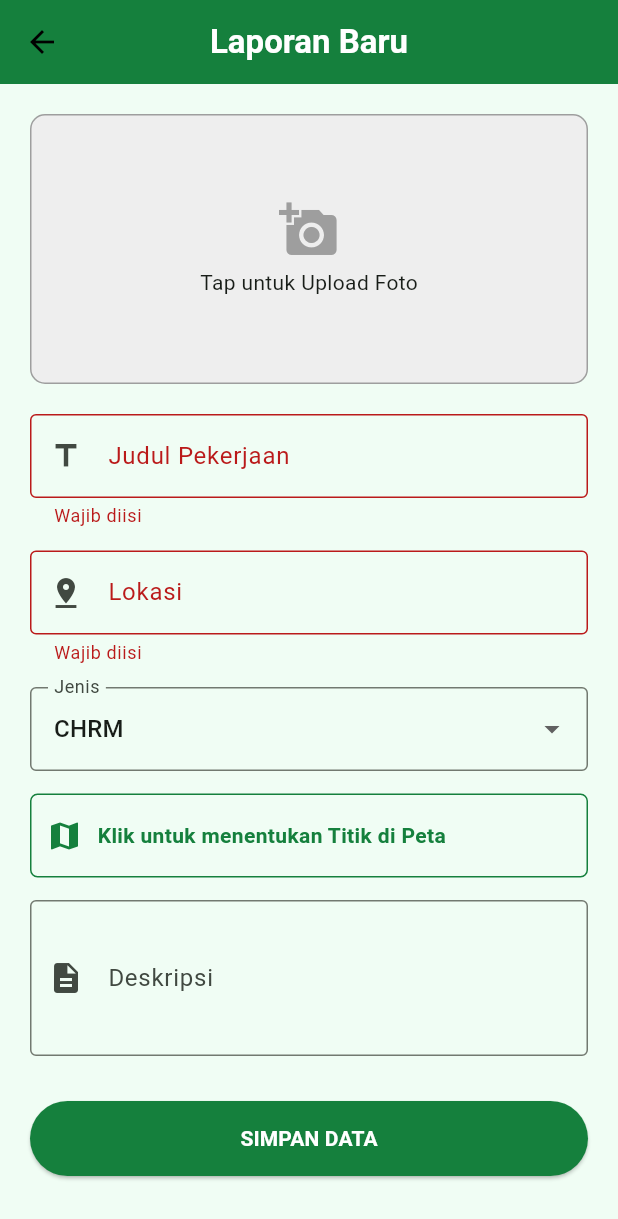
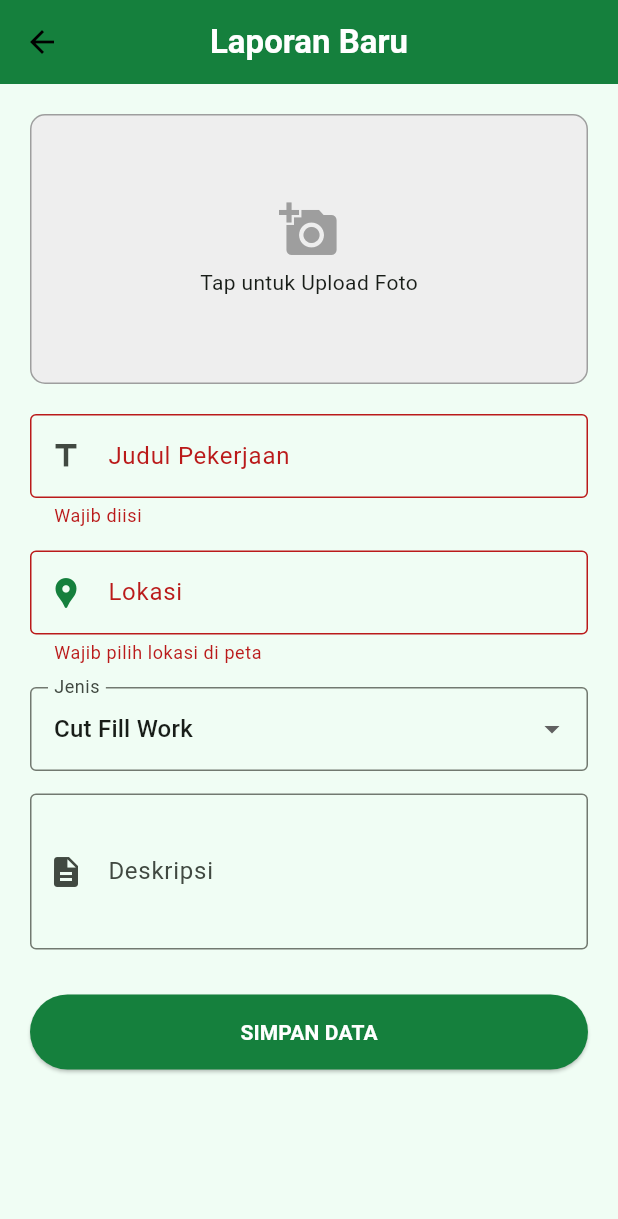
Before and after one commit to henryferniansa/Field_Operation_System, a Flutter app: the FormLaporanPage screen opened directly, after a tap on "SIMPAN DATA", on a phone screen of 412 x 824 dp. Shown: the top 1219 px of the screen. Run offline on Flutter 3.47's test engine with Material 3 defaults, Android fonts, the phone set to English and light mode, and no system bars; our stand-ins replace cloud_firestore, connectivity_plus, firebase_auth, firebase_core, firebase_messaging, flutter_local_notifications and 1 more; accounts and stored records are empty; network calls fail.

Commit message:
Repair some error

```diff
--- a/field_operation_mobile/lib/views/jobs/form_job_page.dart
+++ b/field_operation_mobile/lib/views/jobs/form_job_page.dart
@@ -11,7 +11,9 @@ import '../../controllers/job_controller.dart';
 class FormLaporanPage extends StatefulWidget {
   final String? idDokumen;
   final Map<String, dynamic>? dataAwal;
+
   const FormLaporanPage({super.key, this.idDokumen, this.dataAwal});
+
   @override
   State<FormLaporanPage> createState() => _FormLaporanPageState();
 }
@@ -24,7 +26,7 @@ class _FormLaporanPageState extends State<FormLaporanPage> {
   late TextEditingController _lokasiController;
   late TextEditingController _deskripsiController;
 
-  String _jenisPekerjaan = 'CHRM';
+  String _jenisPekerjaan = 'Cut Fill Work';
   bool _isLoading = false;
   Uint8List? _fotoBytes;
   String? _fotoBase64Lama;
@@ -32,45 +34,102 @@ class _FormLaporanPageState extends State<FormLaporanPage> {
   double? _lokasiX;
   double? _lokasiY;
 
-  final List<String> _listJenis = ['CHRM', 'Olah Data', 'Inspeksi', 'Perbaikan', 'Lainnya'];
+  final List<String> _listJenis = [
+    'Cut Fill Work',
+    'Surfacing Work',
+    'CHRM Work',
+    'CSP Work',
+    'Levelling Road Grade Work',
+    'Construct Bundwall',
+    'QC Work Test',
+    'Slope Protection Work by Geomate',
+    'Base Road Treatment Work by Geotex & Geogrid',
+    'Weekly Safety Briefing',
+    'PTO',
+    'Install Traffic Sign',
+  ];
 
   @override
   void initState() {
     super.initState();
-    _judulController = TextEditingController(text: widget.dataAwal?['judul'] ?? '');
-    _lokasiController = TextEditingController(text: widget.dataAwal?['lokasi_manual'] ?? '');
-    _deskripsiController = TextEditingController(text: widget.dataAwal?['deskripsi'] ?? '');
+    _judulController =
+        TextEditingController(text: widget.dataAwal?['judul'] ?? '');
+    _lokasiController =
+        TextEditingController(text: widget.dataAwal?['lokasi_manual'] ?? '');
+    _deskripsiController =
+        TextEditingController(text: widget.dataAwal?['deskripsi'] ?? '');
 
     if (widget.dataAwal != null) {
-      _jenisPekerjaan = widget.dataAwal!['jenis_pekerjaan'] ?? 'CHRM';
+      _jenisPekerjaan =
+          widget.dataAwal!['jenis_pekerjaan'] ?? 'Cut Fill Work';
       _fotoBase64Lama = widget.dataAwal!['foto_base64'];
-      if (widget.dataAwal!['lokasi_x'] != null) _lokasiX = (widget.dataAwal!['lokasi_x'] as num).toDouble();
-      if (widget.dataAwal!['lokasi_y'] != null) _lokasiY = (widget.dataAwal!['lokasi_y'] as num).toDouble();
-      if (!_listJenis.contains(_jenisPekerjaan)) _jenisPekerjaan = _listJenis[0];
+
+      if (widget.dataAwal!['lokasi_x'] != null) {
+        _lokasiX =
+            (widget.dataAwal!['lokasi_x'] as num).toDouble();
+      }
+
+      if (widget.dataAwal!['lokasi_y'] != null) {
+        _lokasiY =
+            (widget.dataAwal!['lokasi_y'] as num).toDouble();
+      }
+
+      if (!_listJenis.contains(_jenisPekerjaan)) {
+        _jenisPekerjaan = _listJenis[0];
+      }
     }
   }
 
-  Future<void> _bukaPeta() async {
-    final result = await Navigator.push(context, MaterialPageRoute(builder: (context) => const PetaPickerPage()));
-    if (result != null) setState(() { _lokasiX = result['x']; _lokasiY = result['y']; });
+  // ==============================
+  // DETEKSI SEGMENT (1280 x 720)
+  // ==============================
+  String _detectSegment(double x, double y) {
+    final percentX = x / 1280;
+
+    if (percentX >= 0.00 && percentX <= 0.15) return "JAB I-E";
+    if (percentX > 0.15 && percentX <= 0.30) return "JAB D-E";
+    if (percentX > 0.30 && percentX <= 0.45) return "JAB C-D";
+    if (percentX > 0.45 && percentX <= 0.65) return "JAB B-C";
+    if (percentX > 0.65 && percentX <= 0.85) return "JAB A-B";
+    if (percentX > 0.85) return "JAB 3";
+
+    return "Unknown";
   }
 
-  void _showPilihanFoto() {
-    showModalBottomSheet(context: context, shape: const RoundedRectangleBorder(borderRadius: BorderRadius.vertical(top: Radius.circular(20))), builder: (context) {
-      return Container(padding: const EdgeInsets.all(20), height: 180, child: Column(crossAxisAlignment: CrossAxisAlignment.start, children: [ const Text("Pilih Sumber Foto", style: TextStyle(fontWeight: FontWeight.bold, fontSize: 18)), const SizedBox(height: 20), Row(mainAxisAlignment: MainAxisAlignment.spaceAround, children: [_tombolSumber(Icons.camera_alt, "Kamera", ImageSource.camera), _tombolSumber(Icons.photo_library, "Galeri", ImageSource.gallery)]) ]));
+  // ==============================
+  // BUKA MAP (KEMBALI SEPERTI DULU)
+  // ==============================
+  Future<void> _openImageMap() async {
+
+    final result = await Navigator.push(
+      context,
+      MaterialPageRoute(
+        builder: (context) => const PetaPickerPage(),
+
+      ),
+    );
+
+    if (result != null) {
+      final double x = result['x'];
+      final double y = result['y'];
+      print("X: $x");
+      print("Y: $y");
+      final segment = _detectSegment(x, y);
+
+      setState(() {
+        _lokasiX = x;
+        _lokasiY = y;
+        _lokasiController.text = segment;
       });
     }
-
-  Widget _tombolSumber(IconData icon, String label, ImageSource source) {
-    return GestureDetector(onTap: () { Navigator.pop(context); _ambilFoto(source); }, child: Column(children: [ CircleAvatar(radius: 30, backgroundColor: AppColors.surface, child: Icon(icon, color: AppColors.primary, size: 30)), const SizedBox(height: 8), Text(label, style: const TextStyle(fontWeight: FontWeight.w500)) ]));
   }
 
   Future<void> _ambilFoto(ImageSource source) async {
     try {
       final XFile? image = await _picker.pickImage(
         source: source,
-          maxWidth: 600,      // Dikecilkan dari 800 ke 600 (Masih jelas di HP)
-          imageQuality: 50    // Kualitas 50% (Cukup untuk laporan lapangan)
+        maxWidth: 600,
+        imageQuality: 50,
       );
 
       if (image != null) {
@@ -78,11 +137,74 @@ class _FormLaporanPageState extends State<FormLaporanPage> {
         setState(() => _fotoBytes = bytes);
       }
     } catch (e) {
-      if(mounted) ScaffoldMessenger.of(context).showSnackBar(const SnackBar(content: Text("Gagal mengambil foto")));
+      if (mounted) {
+        ScaffoldMessenger.of(context).showSnackBar(
+          const SnackBar(content: Text("Gagal mengambil foto")),
+        );
+      }
     }
   }
 
-  // --- FUNGSI KIRIM LAPORAN (DIPERBAIKI) ---
+  void _showPilihanFoto() {
+    showModalBottomSheet(
+      context: context,
+      builder: (context) {
+        return Container(
+          padding: const EdgeInsets.all(20),
+          height: 180,
+          child: Column(
+            crossAxisAlignment: CrossAxisAlignment.start,
+            children: [
+              const Text(
+                "Pilih Sumber Foto",
+                style:
+                TextStyle(fontWeight: FontWeight.bold, fontSize: 18),
+              ),
+              const SizedBox(height: 20),
+              Row(
+                mainAxisAlignment:
+                MainAxisAlignment.spaceAround,
+                children: [
+                  _tombolSumber(Icons.camera_alt,
+                      "Kamera", ImageSource.camera),
+                  _tombolSumber(Icons.photo_library,
+                      "Galeri", ImageSource.gallery),
+                ],
+              ),
+            ],
+          ),
+        );
+      },
+    );
+  }
+
+  Widget _tombolSumber(
+      IconData icon, String label, ImageSource source) {
+    return GestureDetector(
+      onTap: () {
+        Navigator.pop(context);
+        _ambilFoto(source);
+      },
+      child: Column(
+        children: [
+          CircleAvatar(
+            radius: 30,
+            backgroundColor: AppColors.surface,
+            child:
+            Icon(icon, color: AppColors.primary, size: 30),
+          ),
+          const SizedBox(height: 8),
+          Text(label,
+              style:
+              const TextStyle(fontWeight: FontWeight.w500)),
+        ],
+      ),
+    );
+  }
+
+  // ==============================
+  // KIRIM LAPORAN (TIDAK DIUBAH)
+  // ==============================
   Future<void> _kirimLaporan() async {
     if (!_formKey.currentState!.validate()) return;
 
@@ -90,50 +212,37 @@ class _FormLaporanPageState extends State<FormLaporanPage> {
 
     try {
       String? fotoBase64 = _fotoBase64Lama;
-      if (_fotoBytes != null) fotoBase64 = base64Encode(_fotoBytes!);
+      if (_fotoBytes != null) {
+        fotoBase64 = base64Encode(_fotoBytes!);
+      }
 
       final user = FirebaseAuth.instance.currentUser;
-      if (user == null) throw "User tidak ditemukan. Login ulang.";
+      if (user == null) {
+        throw "User tidak ditemukan. Login ulang.";
+      }
 
-      // 1. SIAPKAN DATA DEFAULT (Jaga-jaga jika offline total)
       String namaPengawas = user.displayName ?? "Pengawas";
       String jabatan = "-";
       String badge = "-";
 
-      // 2. AMBIL DATA USER (PRIORITAS CACHE AGAR CEPAT)
       try {
-        // Timeout 2 detik saja untuk ambil data user, kalau kelamaan pakai default
-        final userDoc = await FirebaseFirestore.instance
+        final userDoc =
+        await FirebaseFirestore.instance
             .collection('users')
             .doc(user.uid)
-            .get(const GetOptions(source: Source.cache)); // <--- Pakai CACHE dulu
+            .get(const GetOptions(source: Source.cache));
 
         if (userDoc.exists) {
           final userData = userDoc.data();
-          namaPengawas = userData?['nama'] ?? namaPengawas;
-          jabatan = userData?['jabatan'] ?? jabatan;
-          badge = userData?['badge_id'] ?? badge;
-        } else {
-          // Kalau di cache kosong, coba server (dengan timeout)
-          final serverDoc = await FirebaseFirestore.instance
-              .collection('users')
-              .doc(user.uid)
-              .get()
-              .timeout(const Duration(seconds: 3));
+          namaPengawas =
+              userData?['nama'] ?? namaPengawas;
+          jabatan =
+              userData?['jabatan'] ?? jabatan;
+          badge =
+              userData?['badge_id'] ?? badge;
+        }
+      } catch (_) {}
 
-          if(serverDoc.exists) {
-            final d = serverDoc.data();
-            namaPengawas = d?['nama'] ?? namaPengawas;
-            jabatan = d?['jabatan'] ?? jabatan;
-            badge = d?['badge_id'] ?? badge;
-          }
-        }
-      } catch (e) {
-        // Error ambil data user diabaikan, lanjut pakai data default
-        debugPrint("Gagal ambil data user (Offline mode): $e");
-      }
-
-      // 3. SUSUN DATA LAPORAN
       final dataLaporan = {
         'judul': _judulController.text,
         'lokasi_manual': _lokasiController.text,
@@ -142,43 +251,56 @@ class _FormLaporanPageState extends State<FormLaporanPage> {
         'foto_base64': fotoBase64,
         'lokasi_x': _lokasiX ?? 0.5,
         'lokasi_y': _lokasiY ?? 0.5,
-        'waktu_update': FieldValue.serverTimestamp()
+        'waktu_update': FieldValue.serverTimestamp(),
       };
 
       if (widget.idDokumen == null) {
-        // DATA BARU
-        dataLaporan['status_pengerjaan'] = 'Sedang Dikerjakan';
+        dataLaporan['status_pengerjaan'] =
+        'Sedang Dikerjakan';
         dataLaporan['urgency'] = 'Normal';
         dataLaporan['id_pengawas'] = user.uid;
         dataLaporan['nama_pengawas'] = namaPengawas;
         dataLaporan['jabatan_pengawas'] = jabatan;
         dataLaporan['badge_pengawas'] = badge;
-        dataLaporan['waktu_dibuat'] = FieldValue.serverTimestamp();
+        dataLaporan['waktu_dibuat'] =
+            FieldValue.serverTimestamp();
         dataLaporan['created_via'] = 'mobile';
 
-        // Simpan via Controller (Dengan Timeout agar tidak hang)
-        String pesan = await _jobController.tambahLaporan(dataLaporan)
-            .timeout(const Duration(seconds: 10), onTimeout: () => "Disimpan di HP (Sinyal Lemah)");
+        String pesan =
+        await _jobController.tambahLaporan(dataLaporan);
 
         if (mounted) {
           Navigator.pop(context);
-          ScaffoldMessenger.of(context).showSnackBar(SnackBar(
+          ScaffoldMessenger.of(context)
+              .showSnackBar(
+            SnackBar(
               content: Text(pesan),
-              backgroundColor: pesan.contains("Offline") || pesan.contains("Lemah") ? Colors.orange : Colors.green
-          ));
+              backgroundColor: Colors.green,
+            ),
+          );
         }
       } else {
-        // EDIT DATA
-        await FirebaseFirestore.instance.collection('laporan_lapangan').doc(widget.idDokumen).update(dataLaporan)
-            .timeout(const Duration(seconds: 10));
+        await FirebaseFirestore.instance
+            .collection('laporan_lapangan')
+            .doc(widget.idDokumen)
+            .update(dataLaporan);
 
         if (mounted) {
           Navigator.pop(context);
-          ScaffoldMessenger.of(context).showSnackBar(const SnackBar(content: Text("Data Terupdate!"), backgroundColor: Colors.green));
+          ScaffoldMessenger.of(context)
+              .showSnackBar(const SnackBar(
+            content: Text("Data Terupdate!"),
+            backgroundColor: Colors.green,
+          ));
         }
       }
     } catch (e) {
-      if (mounted) ScaffoldMessenger.of(context).showSnackBar(SnackBar(content: Text("Gagal: $e")));
+      if (mounted) {
+        ScaffoldMessenger.of(context)
+            .showSnackBar(
+          SnackBar(content: Text("Gagal: $e")),
+        );
+      }
     } finally {
       if (mounted) setState(() => _isLoading = false);
     }
@@ -187,23 +309,141 @@ class _FormLaporanPageState extends State<FormLaporanPage> {
   @override
   Widget build(BuildContext context) {
     return Scaffold(
-
-      appBar: AppBar(title: Text(widget.idDokumen == null ? "Laporan Baru" : "Edit Laporan",style: TextStyle(fontWeight: FontWeight.bold, color: Colors.white)),backgroundColor: AppColors.primary,),
-      body: Form(key: _formKey, child: ListView(padding: const EdgeInsets.all(20), children: [
-        GestureDetector(onTap: _showPilihanFoto, child: Container(height: 180, width: double.infinity, decoration: BoxDecoration(color: Colors.grey[200], borderRadius: BorderRadius.circular(10), border: Border.all(color: Colors.grey)), child: _fotoBytes != null ? ClipRRect(borderRadius: BorderRadius.circular(10), child: Image.memory(_fotoBytes!, fit: BoxFit.cover)) : (_fotoBase64Lama != null ? ClipRRect(borderRadius: BorderRadius.circular(10), child: Image.memory(base64Decode(_fotoBase64Lama!), fit: BoxFit.cover)) : const Column(mainAxisAlignment: MainAxisAlignment.center, children: [Icon(Icons.add_a_photo, size: 40, color: Colors.grey), SizedBox(height: 5), Text("Tap untuk Upload Foto")])))),
+      appBar: AppBar(
+        title: Text(
+          widget.idDokumen == null
+              ? "Laporan Baru"
+              : "Edit Laporan",
+          style: const TextStyle(
+              fontWeight: FontWeight.bold,
+              color: Colors.white),
+        ),
+        backgroundColor: AppColors.primary,
+      ),
+      body: Form(
+        key: _formKey,
+        child: ListView(
+          padding: const EdgeInsets.all(20),
+          children: [
+            GestureDetector(
+              onTap: _showPilihanFoto,
+              child: Container(
+                height: 180,
+                decoration: BoxDecoration(
+                  color: Colors.grey[200],
+                  borderRadius:
+                  BorderRadius.circular(10),
+                  border:
+                  Border.all(color: Colors.grey),
+                ),
+                child: _fotoBytes != null
+                    ? Image.memory(_fotoBytes!,
+                    fit: BoxFit.cover)
+                    : const Column(
+                  mainAxisAlignment:
+                  MainAxisAlignment.center,
+                  children: [
+                    Icon(Icons.add_a_photo,
+                        size: 40,
+                        color: Colors.grey),
+                    SizedBox(height: 5),
+                    Text(
+                        "Tap untuk Upload Foto"),
+                  ],
+                ),
+              ),
+            ),
             const SizedBox(height: 20),
-        TextFormField(controller: _judulController, decoration: const InputDecoration(labelText: 'Judul Pekerjaan', prefixIcon: Icon(Icons.title), border: OutlineInputBorder()), validator: (val) => val!.isEmpty ? 'Wajib diisi' : null),
+            TextFormField(
+              controller: _judulController,
+              decoration: const InputDecoration(
+                labelText: 'Judul Pekerjaan',
+                prefixIcon: Icon(Icons.title),
+                border: OutlineInputBorder(),
+              ),
+              validator: (val) =>
+              val!.isEmpty ? 'Wajib diisi' : null,
+            ),
             const SizedBox(height: 15),
-        TextFormField(controller: _lokasiController, decoration: const InputDecoration(labelText: 'Lokasi', prefixIcon: Icon(Icons.pin_drop), border: OutlineInputBorder(), hintText: "Contoh: Gedung A, Lt 2"), validator: (val) => val!.isEmpty ? 'Wajib diisi' : null),
+            TextFormField(
+              controller: _lokasiController,
+              readOnly: true,
+              decoration: InputDecoration(
+                labelText: 'Lokasi',
+                prefixIcon: IconButton(
+                  icon: const Icon(
+                    Icons.location_pin,
+                    color: AppColors.primary,
+                  ),
+                  onPressed: _openImageMap,
+                ),
+                border: const OutlineInputBorder(),
+              ),
+              onTap: _openImageMap,
+              validator: (val) =>
+              val!.isEmpty
+                  ? 'Wajib pilih lokasi di peta'
+                  : null,
+            ),
             const SizedBox(height: 15),
-        DropdownButtonFormField<String>(value: _jenisPekerjaan, decoration: const InputDecoration(labelText: 'Jenis', border: OutlineInputBorder()), items: _listJenis.map((e) => DropdownMenuItem(value: e, child: Text(e))).toList(), onChanged: (val) => setState(() => _jenisPekerjaan = val!)),
+            DropdownButtonFormField<String>(
+              value: _jenisPekerjaan,
+              isExpanded: true,
+              decoration:
+              const InputDecoration(
+                labelText: 'Jenis',
+                border: OutlineInputBorder(),
+              ),
+              items: _listJenis
+                  .map((e) => DropdownMenuItem(
+                  value: e,
+                  child: Text(
+                    e,
+                    overflow:
+                    TextOverflow.ellipsis,
+                  )))
+                  .toList(),
+              onChanged: (val) =>
+                  setState(() =>
+                  _jenisPekerjaan = val!),
+            ),
             const SizedBox(height: 15),
-        InkWell(onTap: _bukaPeta, child: Container(padding: const EdgeInsets.symmetric(vertical: 15, horizontal: 10), decoration: BoxDecoration(color: AppColors.surface, border: Border.all(color: AppColors.primary), borderRadius: BorderRadius.circular(5)), child: Row(children: [const Icon(Icons.map, color: AppColors.primary), const SizedBox(width: 10), Expanded(child: Text(_lokasiX != null ? "Koordinat Terpilih (Siap Kirim)" : "Klik untuk menentukan Titik di Peta", style: TextStyle(fontWeight: FontWeight.bold, color: AppColors.primary))), if (_lokasiX != null) const Icon(Icons.check_circle, color: Colors.green)]))),
-        const SizedBox(height: 15),
-        TextFormField(controller: _deskripsiController, maxLines: 3, decoration: const InputDecoration(labelText: 'Deskripsi', prefixIcon: Icon(Icons.description), border: OutlineInputBorder())),
+            TextFormField(
+              controller: _deskripsiController,
+              maxLines: 3,
+              decoration:
+              const InputDecoration(
+                labelText: 'Deskripsi',
+                prefixIcon:
+                Icon(Icons.description),
+                border: OutlineInputBorder(),
+              ),
+            ),
             const SizedBox(height: 30),
-        SizedBox(height: 50, child: ElevatedButton(style: ElevatedButton.styleFrom(backgroundColor: AppColors.primary), onPressed: _isLoading ? null : _kirimLaporan, child: Text(_isLoading ? "Menyimpan..." : "SIMPAN DATA", style: const TextStyle(color: Colors.white, fontWeight: FontWeight.bold))))
-      ])),
+            SizedBox(
+              height: 50,
+              child: ElevatedButton(
+                style:
+                ElevatedButton.styleFrom(
+                  backgroundColor:
+                  AppColors.primary,
+                ),
+                onPressed:
+                _isLoading ? null : _kirimLaporan,
+                child: Text(
+                  _isLoading
+                      ? "Menyimpan..."
+                      : "SIMPAN DATA",
+                  style: const TextStyle(
+                      color: Colors.white,
+                      fontWeight:
+                      FontWeight.bold),
+                ),
+              ),
+            ),
+          ],
+        ),
+      ),
     );
   }
 }
--- a/field_operation_mobile/lib/views/other/peta_picker.dart
+++ b/field_operation_mobile/lib/views/other/peta_picker.dart
@@ -30,7 +30,7 @@ class _PetaPickerPageState extends State<PetaPickerPage> {
       body: LayoutBuilder(builder: (context, constraints) {
         return InteractiveViewer(minScale: 1.0, maxScale: 4.0, child: Center(child: Builder(builder: (context) {
           return Stack(children: [
-            GestureDetector(onTapUp: _handleTapUp, child: Image.asset('assets/peta_proyek.png', fit: BoxFit.contain, frameBuilder: (context, child, frame, wasSynchronouslyLoaded) {
+            GestureDetector(onTapUp: _handleTapUp, child: Image.asset('assets/peta_proyek.jpeg  ', fit: BoxFit.contain, frameBuilder: (context, child, frame, wasSynchronouslyLoaded) {
               if (wasSynchronouslyLoaded || frame != null) {
                 WidgetsBinding.instance.addPostFrameCallback((_) { if(context.mounted) { final RenderBox? box = context.findRenderObject() as RenderBox?; if (box != null && box.hasSize) { if (_imgWidth != box.size.width || _imgHeight != box.size.height) { setState(() { _imgWidth = box.size.width; _imgHeight = box.size.height; }); } } } });
               } return child;
--- a/field_operation_mobile/pubspec.yaml
+++ b/field_operation_mobile/pubspec.yaml
@@ -53,6 +53,6 @@ flutter_launcher_icons:
 flutter:
   uses-material-design: true
   assets:
-     - assets/peta_proyek.png
+     - assets/peta_proyek.jpeg
      - assets/logo.png
      - assets/logo_perusahaan.png
```
Also changed, not shown: field_operation_mobile/lib/main.dart (+27 -6 lines), field_operation_mobile/assets/peta_proyek.jpeg (added). Lines whose indentation alone changed are shown as unchanged.
